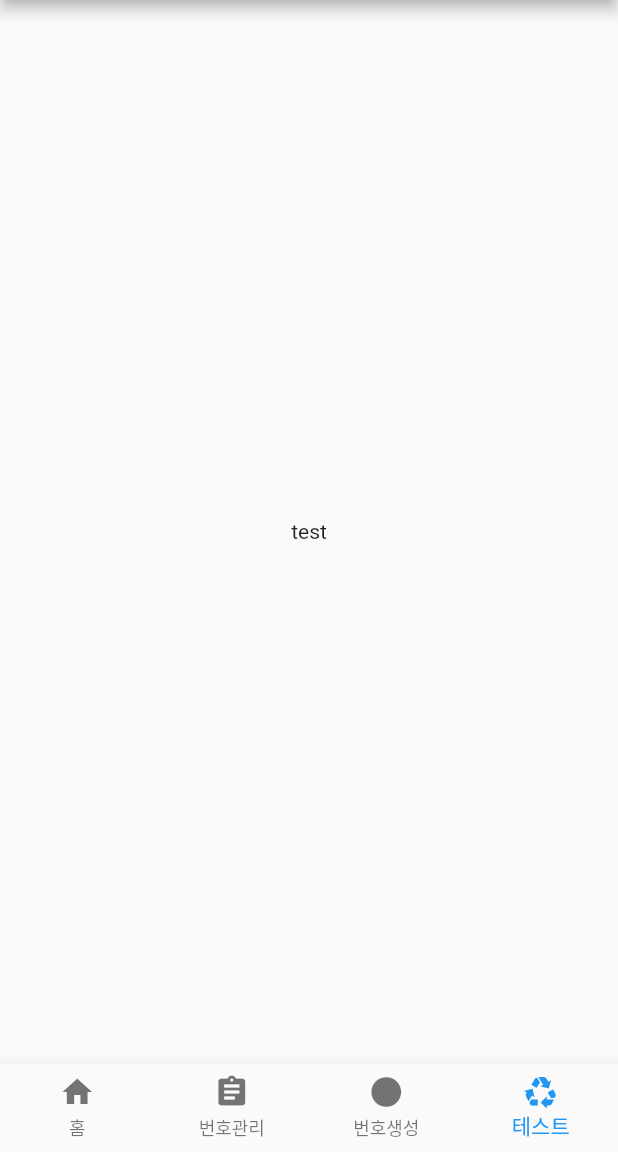
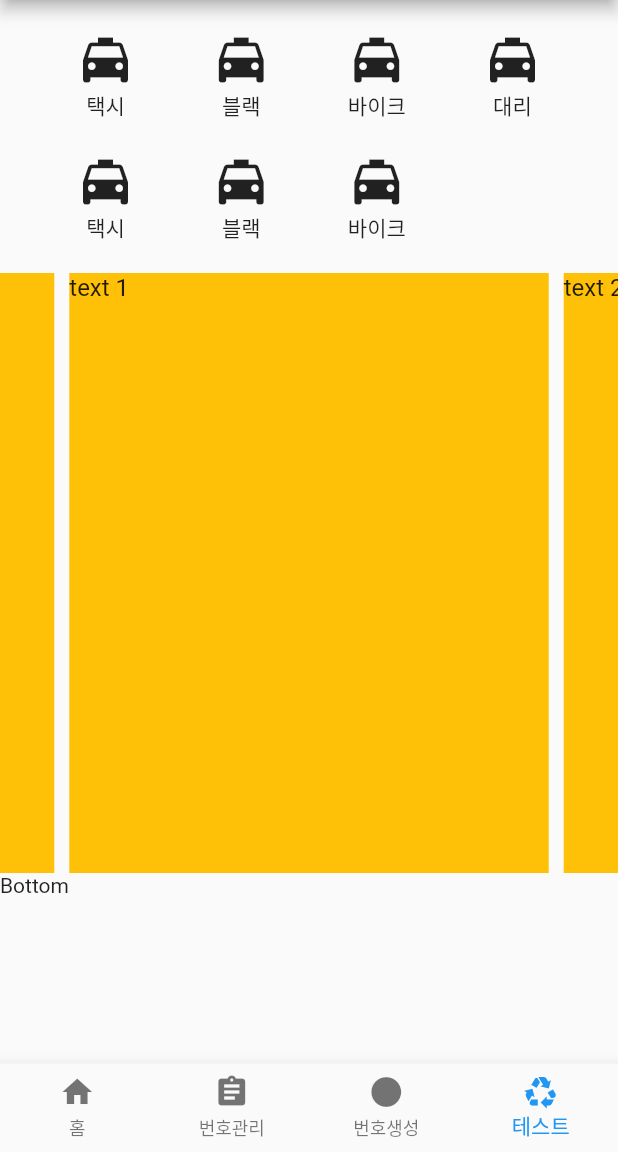
Before and after one commit to oungkee/lotto, a Flutter app: the screen it shows after launch, item 4 of the bottom bar chosen, on a phone screen of 412 x 824 dp, the part 84-1236 px from its top. Run offline on Flutter 3.47's test engine with Material 2 defaults, Android fonts, the phone set to English and light mode, and no system bars; drawn by our look-alikes of carousel_slider.

```diff
--- a/lib/test.dart
+++ b/lib/test.dart
@@ -1,12 +1,154 @@
 import 'package:flutter/material.dart';
+import 'package:carousel_slider/carousel_slider.dart';
 
 class test extends StatelessWidget {
   const test({Key? key}) : super(key: key);
 
   @override
   Widget build(BuildContext context) {
-    return const Center(
-      child: Text('test'),
+    return ListView(
+      // !!중요!! Column 을 ListView로 변경하면 상하 스크롤이 생김.
+      children: [
+        _buildTop(),
+        _buildMiddle(),
+        _buildBottom(),
+      ],
     );
   }
+
+  _buildTop() {
+    return Padding(
+      padding: const EdgeInsets.only(top: 20, bottom: 20),
+      child: Column(
+        children: [
+          // SizedBox(
+          //   height: 20,
+          // ),
+          Row(
+            mainAxisAlignment: MainAxisAlignment.spaceEvenly,
+            children: [
+              GestureDetector(
+                onTap: () {
+                  print('클릭');
+                },
+                child: Column(
+                  children: const [
+                    Icon(
+                      Icons.local_taxi,
+                      size: 40,
+                    ),
+                    Text('택시'),
+                  ],
+                ),
+              ),
+              Column(
+                children: const [
+                  Icon(
+                    Icons.local_taxi,
+                    size: 40,
+                  ),
+                  Text('블랙'),
+                ],
+              ),
+              Column(
+                children: const [
+                  Icon(
+                    Icons.local_taxi,
+                    size: 40,
+                  ),
+                  Text('바이크'),
+                ],
+              ),
+              Column(
+                children: const [
+                  Icon(
+                    Icons.local_taxi,
+                    size: 40,
+                  ),
+                  Text('대리'),
+                ],
+              ),
+            ],
+          ),
+          SizedBox(
+            height: 20,
+          ),
+          Row(
+            mainAxisAlignment: MainAxisAlignment.spaceEvenly,
+            children: [
+              Column(
+                children: const [
+                  Icon(
+                    Icons.local_taxi,
+                    size: 40,
+                  ),
+                  Text('택시'),
+                ],
+              ),
+              Column(
+                children: const [
+                  Icon(
+                    Icons.local_taxi,
+                    size: 40,
+                  ),
+                  Text('블랙'),
+                ],
+              ),
+              Column(
+                children: const [
+                  Icon(
+                    Icons.local_taxi,
+                    size: 40,
+                  ),
+                  Text('바이크'),
+                ],
+              ),
+              Opacity(
+                opacity: 0.0,
+                child: Column(
+                  children: const [
+                    Icon(
+                      Icons.local_taxi,
+                      size: 40,
+                    ),
+                    Text('대리'),
+                  ],
+                ),
+              ),
+            ],
+          ),
+        ],
+      ),
+    );
+  }
+
+  //-- 중간 슬라이드 구성.
+  _buildMiddle() {
+    return CarouselSlider(
+      options: CarouselOptions(
+        height: 400.0, // 높이 400
+      ),
+      items: [1, 2, 3, 4, 5].map((i) {
+        return Builder(
+          builder: (BuildContext context) {
+            //context 를 사용하고자 할때
+            return Container(
+              width: MediaQuery.of(context).size.width, //기기의 가로 길이
+              margin: const EdgeInsets.symmetric(horizontal: 5.0), //좌우 여백5
+              decoration: const BoxDecoration(color: Colors.amber //배경색
+                  ),
+              child: Text(
+                'text $i',
+                style: TextStyle(fontSize: 16.0),
+              ),
+            );
+          },
+        );
+      }).toList(),
+    );
+  }
+
+  _buildBottom() {
+    return const Text('Bottom');
+  }
 }
--- a/pubspec.yaml
+++ b/pubspec.yaml
@@ -34,6 +34,7 @@ dependencies:
   # The following adds the Cupertino Icons font to your application.
   # Use with the CupertinoIcons class for iOS style icons.
   cupertino_icons: ^1.0.2
+  carousel_slider: ^4.1.1
 
 dev_dependencies:
   flutter_test:
```
Also changed, not shown: pubspec.lock.
